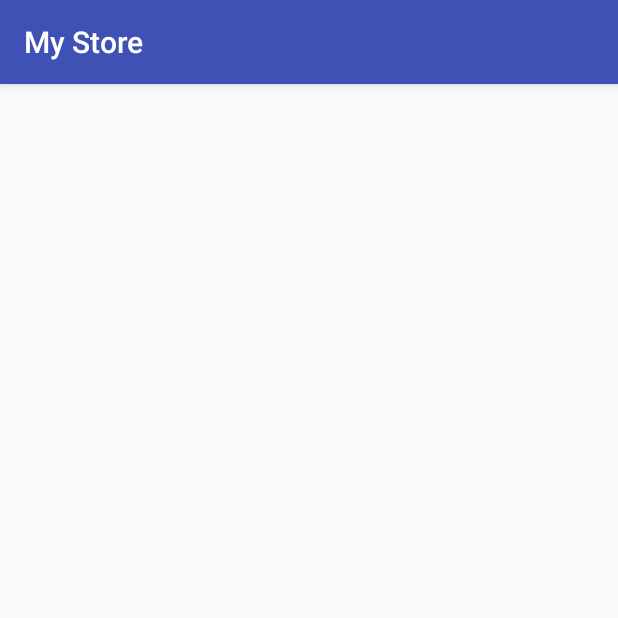
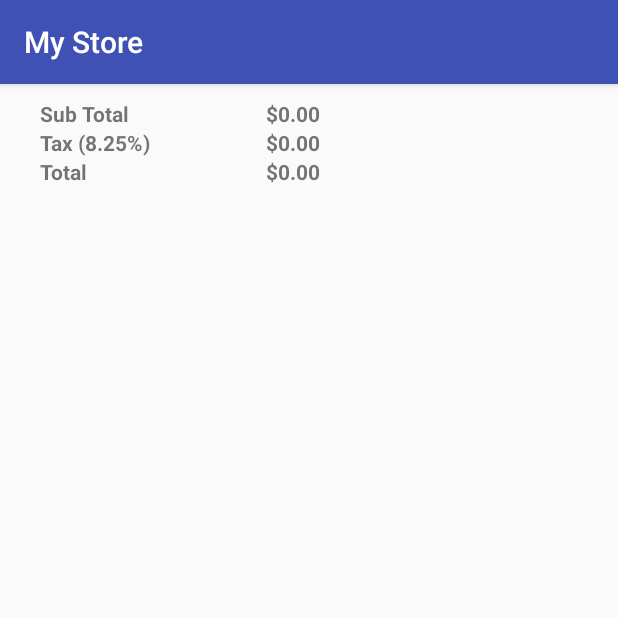
Before and after one commit to Deathman5000/MyStore, an Android app: the TableValues screen opened directly, with no data from a screen before it, on a phone screen of 412 x 824 dp, the top half of it. Run offline under Robolectric (Android 15) with nearby library versions, the phone set to English and light mode, and no system bars; 4 statements that could not run were skipped.

Commit message:
Here is the completed project

```diff
--- a/app/src/main/java/com/example/kb974609/mystore/TableValues.java
+++ b/app/src/main/java/com/example/kb974609/mystore/TableValues.java
@@ -1,10 +1,102 @@
 package com.example.kb974609.mystore;
 
+/*
+    This class builds the table for the ending of the application
+ */
+import android.graphics.Typeface;
+import android.os.Bundle;
+import android.support.annotation.Nullable;
 import android.support.v7.app.AppCompatActivity;
-
-/**
- * Created by Kyra on 4/9/18.
- */
+import android.widget.TableLayout;
+import android.widget.TableRow;
+import android.widget.TextView;
 
 public class TableValues extends AppCompatActivity {
+
+    String name,stQuantity;
+    String [] nameArray = new String[7];
+    int [] quantityArray = new int[7];
+    double [] totalArray = new double[7];
+    int itemCount;
+    double tax, total;
+
+    @Override
+    protected void onCreate(@Nullable Bundle savedInstanceState) {
+        super.onCreate(savedInstanceState);
+        setContentView(R.layout.table);
+        TableLayout table = findViewById(R.id.table);
+        Bundle b = this.getIntent().getExtras();
+        nameArray = b.getStringArray("nameArray").clone();
+        quantityArray = b.getIntArray("quantityArray").clone();
+        totalArray = b.getDoubleArray("totalArray").clone();
+        itemCount = b.getInt("itemCount");
+
+        for (int i = 0; i <= 6;i++){
+            TableRow rows = new TableRow(this);
+            TextView c1 = new TextView(this);
+            TextView c2 = new TextView(this);
+            TextView c3 = new TextView(this);
+
+            if (nameArray[i] != null) {
+                c1.setText(nameArray[i]);
+                c2.setText(String.format("%1d", quantityArray[i]));
+                c3.setText(String.format("$%,.2f", totalArray[i]));
+
+                c1.setPadding(10, 0, 20, 0);
+                c2.setPadding(20, 0, 20, 0);
+                c3.setPadding(20, 0, 20, 0);
+
+                c1.setTypeface(Typeface.DEFAULT_BOLD);
+                c2.setTypeface(Typeface.DEFAULT_BOLD);
+                c3.setTypeface(Typeface.DEFAULT_BOLD);
+
+                rows.addView(c1);
+                rows.addView(c2);
+                rows.addView(c3);
+                total = total + totalArray[i];
+
+                table.addView(rows);
+            }
+                if (i == 6) {
+                    for (int j = 1; j <= 3; j++) {
+                        TableRow row2 = new TableRow(this);
+                        TextView c4 = new TextView(this);
+                        TextView c5 = new TextView(this);
+                        TextView space = new TextView(this);
+                        if (j == 1) {
+                            c4.setText("Sub Total");
+                            c5.setText(String.format("$%,.2f", total));
+
+
+                        } else if (j == 2) {
+                            c4.setText("Tax (8.25%)");
+                            tax = total * .0825;
+                            c5.setText(String.format("$%,.2f", tax));
+
+                        } else if (j == 3) {
+                            c4.setText("Total");
+                            total = total + tax;
+                            c5.setText(String.format("$%,.2f", total));
+                        }
+
+                        space.setText("       ");
+
+                        c4.setPadding(10, 0, 20, 0);
+                        space.setPadding(20, 0, 20, 0);
+                        c5.setPadding(20, 0, 20, 0);
+
+                        c4.setTypeface(Typeface.DEFAULT_BOLD);
+                        c5.setTypeface(Typeface.DEFAULT_BOLD);
+
+                        row2.addView(c4);
+                        row2.addView(space);
+                        row2.addView(c5);
+
+                        table.addView(row2);
+                    }
+
+                }
+        }
+
+    }
 }
--- /dev/null
+++ b/app/src/main/res/layout/table.xml
@@ -0,0 +1,11 @@
+<?xml version="1.0" encoding="utf-8"?>
+<TableLayout
+    xmlns:android="http://schemas.android.com/apk/res/android"
+    android:layout_width="match_parent"
+    android:layout_height="match_parent"
+    android:id="@+id/table"
+    android:layout_marginLeft="20dp"
+    android:layout_marginRight="20dp"
+    android:layout_marginTop="10dp">
+
+</TableLayout>
```
Also changed, not shown: app/src/main/java/com/example/kb974609/mystore/CreateTable.java (+17 -23 lines), app/src/main/java/com/example/kb974609/mystore/StoreActivity.java (+22 -1 lines).
